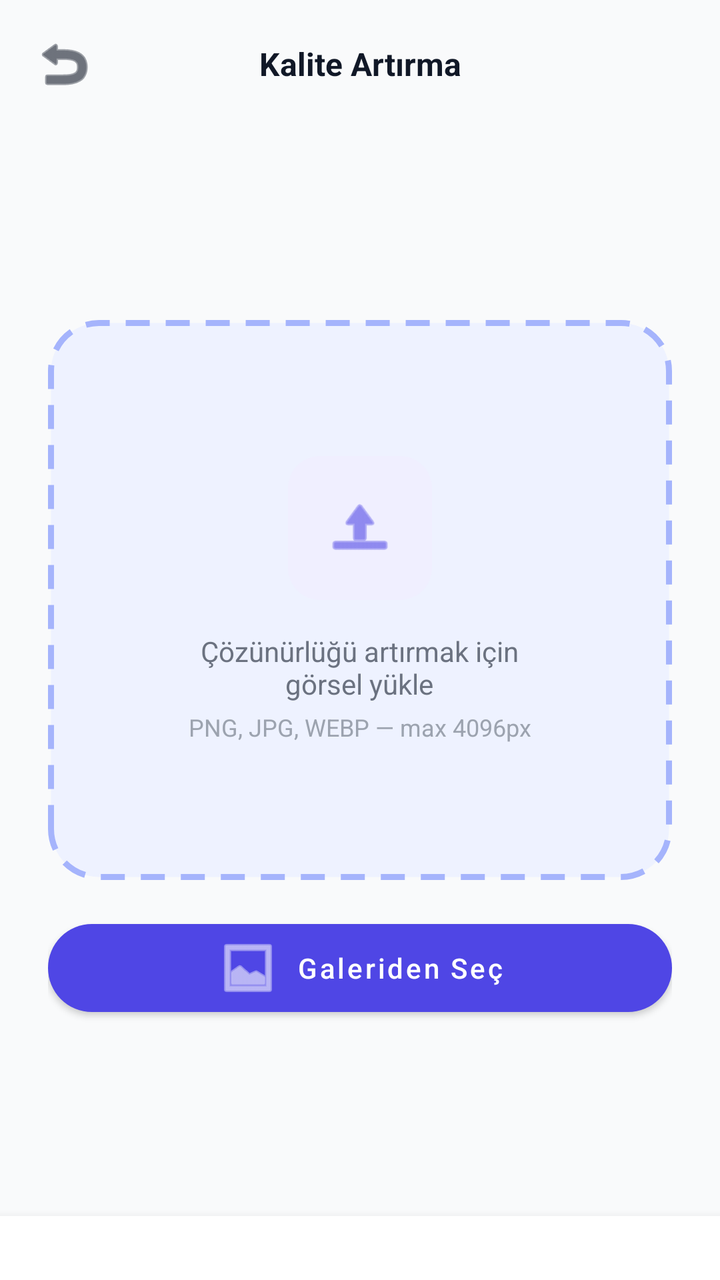
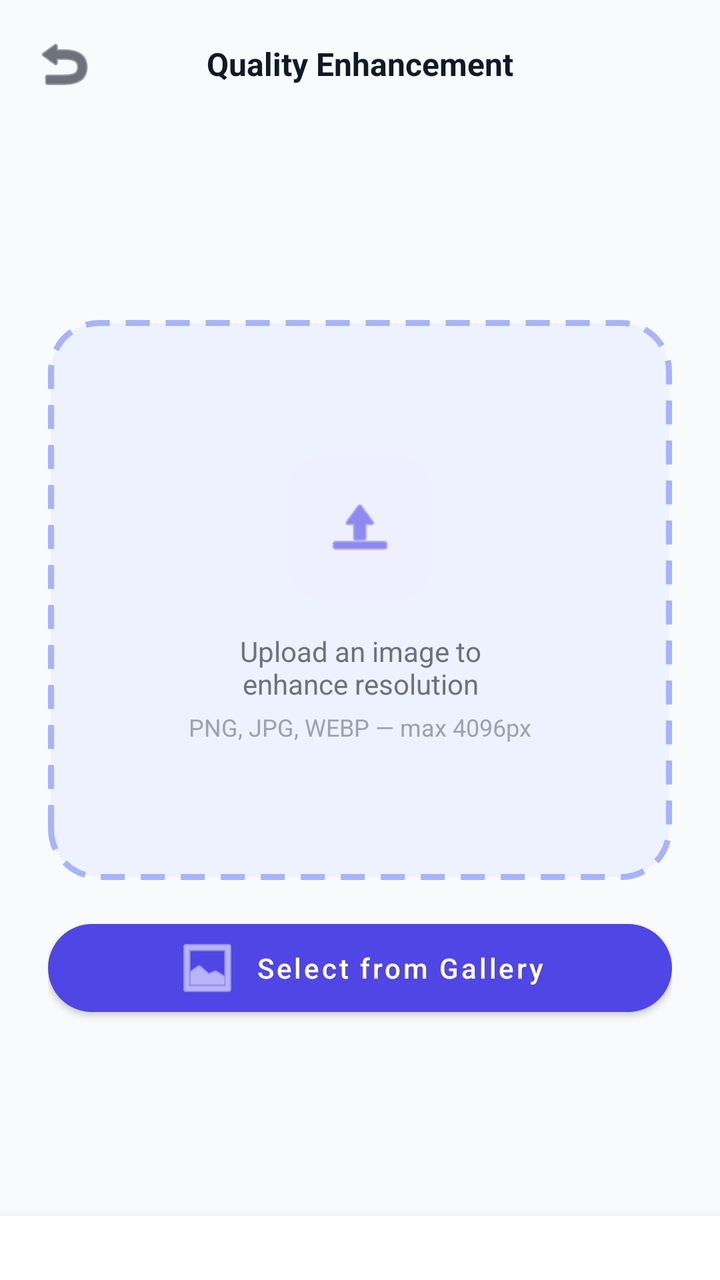

Before-and-after screenshots of an Android layout around one commit, followed by the original layout XML and the change that was made.
<!-- AndroidManifest.xml: activity theme Theme.AIPhotoEditor -->
<!-- res/layout/activity_upscale.xml -->
<?xml version="1.0" encoding="utf-8"?>
<LinearLayout xmlns:android="http://schemas.android.com/apk/res/android"
    xmlns:app="http://schemas.android.com/apk/res-auto"
    android:layout_width="match_parent"
    android:layout_height="match_parent"
    android:background="?android:colorBackground"
    android:orientation="vertical">

    
    <LinearLayout
        android:layout_width="match_parent"
        android:layout_height="@dimen/toolbar_height"
        android:gravity="center_vertical"
        android:orientation="horizontal"
        android:paddingHorizontal="@dimen/spacing_sm">

        <ImageButton
            android:id="@+id/btn_back"
            android:layout_width="48dp"
            android:layout_height="48dp"
            android:background="?selectableItemBackgroundBorderless"
            android:contentDescription="Geri"
            android:src="@android:drawable/ic_menu_revert"
            app:tint="?colorOnSurface" />

        <TextView
            android:layout_width="0dp"
            android:layout_height="wrap_content"
            android:layout_weight="1"
            android:gravity="center"
            android:text="@string/upscale_title"
            android:textColor="?colorOnSurface"
            android:textSize="@dimen/text_subtitle"
            android:textStyle="bold" />

        <View
            android:layout_width="48dp"
            android:layout_height="48dp" />
    </LinearLayout>

    
    <FrameLayout
        android:layout_width="match_parent"
        android:layout_height="0dp"
        android:layout_weight="1">

        
        <LinearLayout
            android:id="@+id/layout_select_image"
            android:layout_width="match_parent"
            android:layout_height="match_parent"
            android:gravity="center"
            android:orientation="vertical"
            android:padding="@dimen/spacing_lg">

            <FrameLayout
                android:layout_width="match_parent"
                android:layout_height="280dp"
                android:background="@drawable/bg_dropzone"
                android:clickable="true"
                android:focusable="true"
                android:id="@+id/btn_select_image">

                <LinearLayout
                    android:layout_width="wrap_content"
                    android:layout_height="wrap_content"
                    android:layout_gravity="center"
                    android:gravity="center"
                    android:orientation="vertical">

                    <FrameLayout
                        android:layout_width="72dp"
                        android:layout_height="72dp"
                        android:background="@drawable/bg_icon_upload">

                        <ImageView
                            android:layout_width="36dp"
                            android:layout_height="36dp"
                            android:layout_gravity="center"
                            android:src="@android:drawable/ic_menu_upload"
                            app:tint="@color/primary" />
                    </FrameLayout>

                    <TextView
                        android:layout_width="wrap_content"
                        android:layout_height="wrap_content"
                        android:layout_marginTop="@dimen/spacing_md"
                        android:gravity="center"
                        android:text="Çözünürlüğü artırmak için\ngörsel yükle"
                        android:textColor="@color/text_secondary_light"
                        android:textSize="@dimen/text_body" />

                    <TextView
                        android:layout_width="wrap_content"
                        android:layout_height="wrap_content"
                        android:layout_marginTop="@dimen/spacing_xs"
                        android:text="PNG, JPG, WEBP — max 4096px"
                        android:textColor="@color/text_tertiary_light"
                        android:textSize="@dimen/text_caption" />
                </LinearLayout>
            </FrameLayout>

            <com.google.android.material.button.MaterialButton
                android:id="@+id/btn_select_image_alt"
                android:layout_width="match_parent"
                android:layout_height="@dimen/button_height"
                android:layout_marginTop="@dimen/spacing_md"
                android:text="@string/select_from_gallery"
                android:textAllCaps="false"
                android:textSize="@dimen/text_body"
                app:cornerRadius="@dimen/button_corner_radius_pill"
                app:icon="@android:drawable/ic_menu_gallery"
                app:iconGravity="textStart" />
        </LinearLayout>

        
        <LinearLayout
            android:id="@+id/layout_preview"
            android:layout_width="match_parent"
            android:layout_height="match_parent"
            android:orientation="vertical"
            android:padding="@dimen/spacing_lg"
            android:visibility="gone">

            <com.google.android.material.card.MaterialCardView
                android:layout_width="match_parent"
                android:layout_height="0dp"
                android:layout_weight="1"
                app:cardBackgroundColor="?colorSurface"
                app:cardCornerRadius="@dimen/card_corner_radius"
                app:cardElevation="@dimen/card_elevation">

                <ImageView
                    android:id="@+id/img_original"
                    android:layout_width="match_parent"
                    android:layout_height="match_parent"
                    android:scaleType="fitCenter" />
            </com.google.android.material.card.MaterialCardView>

            
            <com.google.android.material.card.MaterialCardView
                android:layout_width="match_parent"
                android:layout_height="wrap_content"
                android:layout_marginTop="@dimen/spacing_md"
                app:cardBackgroundColor="@color/primary_surface"
                app:cardCornerRadius="16dp"
                app:cardElevation="0dp">

                <LinearLayout
                    android:layout_width="match_parent"
                    android:layout_height="wrap_content"
                    android:gravity="center_vertical"
                    android:orientation="horizontal"
                    android:padding="@dimen/spacing_md">

                    <ImageView
                        android:layout_width="20dp"
                        android:layout_height="20dp"
                        android:src="@android:drawable/ic_menu_info_details"
                        app:tint="@color/primary" />

                    <TextView
                        android:id="@+id/txt_dimensions"
                        android:layout_width="0dp"
                        android:layout_height="wrap_content"
                        android:layout_marginStart="@dimen/spacing_sm"
                        android:layout_weight="1"
                        android:text="Boyut bilgisi yükleniyor…"
                        android:textColor="@color/primary_dark"
                        android:textSize="@dimen/text_caption"
                        android:textStyle="bold" />
                </LinearLayout>
            </com.google.android.material.card.MaterialCardView>
        </LinearLayout>

        
        <LinearLayout
            android:id="@+id/layout_result"
            android:layout_width="match_parent"
            android:layout_height="match_parent"
            android:orientation="vertical"
            android:padding="@dimen/spacing_lg"
            android:visibility="gone">

            <com.google.android.material.card.MaterialCardView
                android:layout_width="match_parent"
                android:layout_height="0dp"
                android:layout_weight="1"
                app:cardBackgroundColor="?colorSurface"
                app:cardCornerRadius="@dimen/card_corner_radius"
                app:cardElevation="@dimen/card_elevation">

                <com.example.myapplication.view.BeforeAfterSliderView
                    android:id="@+id/before_after_slider"
                    android:layout_width="match_parent"
                    android:layout_height="match_parent" />
            </com.google.android.material.card.MaterialCardView>

            
            <com.google.android.material.card.MaterialCardView
                android:layout_width="match_parent"
                android:layout_height="wrap_content"
                android:layout_marginTop="@dimen/spacing_md"
                app:cardBackgroundColor="@color/accent_green_surface"
                app:cardCornerRadius="16dp"
                app:cardElevation="0dp">

                <LinearLayout
                    android:layout_width="match_parent"
                    android:layout_height="wrap_content"
                    android:gravity="center_vertical"
                    android:orientation="horizontal"
                    android:padding="@dimen/spacing_md">

                    <TextView
                        android:layout_width="wrap_content"
                        android:layout_height="wrap_content"
                        android:text="✨"
                        android:textSize="16sp" />

                    <TextView
                        android:id="@+id/txt_result_dimensions"
                        android:layout_width="0dp"
                        android:layout_height="wrap_content"
                        android:layout_marginStart="@dimen/spacing_sm"
                        android:layout_weight="1"
                        android:text="Kalite artırma tamamlandı"
                        android:textColor="@color/accent_green"
                        android:textSize="@dimen/text_caption"
                        android:textStyle="bold" />
                </LinearLayout>
            </com.google.android.material.card.MaterialCardView>
        </LinearLayout>

        
        <FrameLayout
            android:id="@+id/layout_loading"
            android:layout_width="match_parent"
            android:layout_height="match_parent"
            android:background="@color/overlay_dark"
            android:visibility="gone">

            <com.google.android.material.card.MaterialCardView
                android:layout_width="280dp"
                android:layout_height="wrap_content"
                android:layout_gravity="center"
                app:cardBackgroundColor="?colorSurface"
                app:cardCornerRadius="@dimen/loading_card_corner"
                app:cardElevation="16dp">

                <LinearLayout
                    android:layout_width="match_parent"
                    android:layout_height="wrap_content"
                    android:gravity="center"
                    android:orientation="vertical"
                    android:padding="@dimen/loading_card_padding">

                    <com.google.android.material.progressindicator.CircularProgressIndicator
                        android:layout_width="48dp"
                        android:layout_height="48dp"
                        android:indeterminate="true"
                        app:indicatorColor="@color/tertiary"
                        app:indicatorSize="48dp"
                        app:trackColor="@color/tertiary_surface"
                        app:trackThickness="4dp" />

                    <TextView
                        android:layout_width="wrap_content"
                        android:layout_height="wrap_content"
                        android:layout_marginTop="@dimen/spacing_lg"
                        android:text="Yapay zeka çalışıyor…"
                        android:textColor="?colorOnSurface"
                        android:textSize="@dimen/text_subtitle"
                        android:textStyle="bold" />

                    <TextView
                        android:layout_width="wrap_content"
                        android:layout_height="wrap_content"
                        android:layout_marginTop="@dimen/spacing_xs"
                        android:text="Görüntü kalitesi artırılıyor"
                        android:textColor="@color/text_secondary_light"
                        android:textSize="@dimen/text_caption" />
                </LinearLayout>
            </com.google.android.material.card.MaterialCardView>
        </FrameLayout>
    </FrameLayout>

    
    <com.google.android.material.card.MaterialCardView
        android:id="@+id/layout_bottom_bar"
        android:layout_width="match_parent"
        android:layout_height="wrap_content"
        app:cardBackgroundColor="?colorSurface"
        app:cardCornerRadius="0dp"
        app:cardElevation="8dp">

        <LinearLayout
            android:layout_width="match_parent"
            android:layout_height="wrap_content"
            android:orientation="horizontal"
            android:padding="@dimen/spacing_md">

            <com.google.android.material.button.MaterialButton
                android:id="@+id/btn_process"
                android:layout_width="0dp"
                android:layout_height="@dimen/button_height"
                android:layout_weight="1"
                android:text="@string/upscale_process"
                android:textAllCaps="false"
                android:textSize="@dimen/text_body"
                android:visibility="gone"
                app:cornerRadius="@dimen/button_corner_radius_pill"
                app:icon="@android:drawable/ic_menu_send"
                app:iconGravity="textStart" />

            <com.google.android.material.button.MaterialButton
                android:id="@+id/btn_save"
                android:layout_width="0dp"
                android:layout_height="@dimen/button_height"
                android:layout_weight="1"
                android:text="@string/save_image"
                android:textAllCaps="false"
                android:textSize="@dimen/text_body"
                android:visibility="gone"
                app:backgroundTint="@color/accent_green"
                app:cornerRadius="@dimen/button_corner_radius_pill"
                app:icon="@android:drawable/ic_menu_save"
                app:iconGravity="textStart" />
        </LinearLayout>
    </com.google.android.material.card.MaterialCardView>

</LinearLayout>
<!-- resources referenced by this layout -->
<resources>
  <color name="accent_green">#FF10B981</color>
  <color name="overlay_dark">#B3000000</color>
  <color name="primary">#FF4F46E5</color>
  <color name="primary_dark">#FF4338CA</color>
  <color name="primary_surface">#FFF0EFFF</color>
  <color name="tertiary">#FFEC4899</color>
  <color name="tertiary_surface">#FFFDF2F8</color>
  <color name="text_secondary_light">#FF6B7280</color>
  <color name="text_tertiary_light">#FF9CA3AF</color>
  <dimen name="button_corner_radius_pill">28dp</dimen>
  <dimen name="button_height">56dp</dimen>
  <dimen name="card_corner_radius">24dp</dimen>
  <dimen name="card_elevation">4dp</dimen>
  <dimen name="loading_card_corner">28dp</dimen>
  <dimen name="loading_card_padding">40dp</dimen>
  <dimen name="spacing_lg">24dp</dimen>
  <dimen name="spacing_md">16dp</dimen>
  <dimen name="spacing_sm">8dp</dimen>
  <dimen name="spacing_xs">4dp</dimen>
  <dimen name="text_body">14sp</dimen>
  <dimen name="text_caption">12sp</dimen>
  <dimen name="text_subtitle">16sp</dimen>
  <dimen name="toolbar_height">64dp</dimen>
  <string name="save_image">Görseli Kaydet</string>
  <string name="select_from_gallery">Galeriden Seç</string>
  <string name="upscale_process">Kaliteyi Artır (2x)</string>
  <string name="upscale_title">Kalite Artırma</string>
  <style name="Theme.AIPhotoEditor" parent="Theme.MaterialComponents.DayNight.NoActionBar">
          
          <item name="colorPrimary">@color/primary</item>
          <item name="colorPrimaryVariant">@color/primary_dark</item>
          <item name="colorOnPrimary">@color/on_primary</item>
          
          <item name="colorSecondary">@color/secondary</item>
          <item name="colorSecondaryVariant">@color/secondary_dark</item>
          <item name="colorOnSecondary">@color/on_secondary</item>
          
          <item name="android:colorBackground">@color/background_light</item>
          <item name="colorSurface">@color/surface_light</item>
          <item name="colorOnSurface">@color/on_surface_light</item>
          
          <item name="android:statusBarColor">@color/background_light</item>
          <item name="android:windowLightStatusBar">true</item>
          <item name="android:navigationBarColor">@color/background_light</item>
          
          <item name="colorError">@color/error</item>
      </style>
  <dimen name="dropzone_corner_radius">24dp</dimen>
  <dimen name="dropzone_dash_width">3dp</dimen>
  <dimen name="dropzone_dash_gap">8dp</dimen>
  <color name="dropzone_bg_light">#FFEEF2FF</color>
  <dimen name="card_icon_box_radius">16dp</dimen>
  <color name="on_primary">#FFFFFFFF</color>
  <color name="secondary">#FF0EA5E9</color>
  <color name="secondary_dark">#FF0284C7</color>
  <color name="on_secondary">#FFFFFFFF</color>
  <color name="background_light">#FFF9FAFB</color>
  <color name="surface_light">#FFFFFFFF</color>
  <color name="on_surface_light">#FF111827</color>
  <color name="error">#FFEF4444</color>
  <!-- unchanged entries left out for length: 4 -->
</resources>

<!-- the commit's change to res/layout/activity_upscale.xml (unified diff, before → after) -->
@@ -19,7 +19,7 @@
             android:layout_width="48dp"
             android:layout_height="48dp"
             android:background="?selectableItemBackgroundBorderless"
-            android:contentDescription="Geri"
+            android:contentDescription="@string/content_desc_back"
             android:src="@android:drawable/ic_menu_revert"
             app:tint="?colorOnSurface" />
 
@@ -86,7 +86,7 @@
                         android:layout_height="wrap_content"
                         android:layout_marginTop="@dimen/spacing_md"
                         android:gravity="center"
-                        android:text="Çözünürlüğü artırmak için\ngörsel yükle"
+                        android:text="@string/dropzone_upload_upscale"
                         android:textColor="@color/text_secondary_light"
                         android:textSize="@dimen/text_body" />
 
@@ -94,7 +94,7 @@
                         android:layout_width="wrap_content"
                         android:layout_height="wrap_content"
                         android:layout_marginTop="@dimen/spacing_xs"
-                        android:text="PNG, JPG, WEBP — max 4096px"
+                        android:text="@string/dropzone_formats_max_4096"
                         android:textColor="@color/text_tertiary_light"
                         android:textSize="@dimen/text_caption" />
                 </LinearLayout>
@@ -165,7 +165,7 @@
                         android:layout_height="wrap_content"
                         android:layout_marginStart="@dimen/spacing_sm"
                         android:layout_weight="1"
-                        android:text="Boyut bilgisi yükleniyor…"
+                        android:text="@string/loading_dimensions"
                         android:textColor="@color/primary_dark"
                         android:textSize="@dimen/text_caption"
                         android:textStyle="bold" />
@@ -224,7 +224,7 @@
                         android:layout_height="wrap_content"
                         android:layout_marginStart="@dimen/spacing_sm"
                         android:layout_weight="1"
-                        android:text="Kalite artırma tamamlandı"
+                        android:text="@string/success_upscale"
                         android:textColor="@color/accent_green"
                         android:textSize="@dimen/text_caption"
                         android:textStyle="bold" />
@@ -268,7 +268,7 @@
                         android:layout_width="wrap_content"
                         android:layout_height="wrap_content"
                         android:layout_marginTop="@dimen/spacing_lg"
-                        android:text="Yapay zeka çalışıyor…"
+                        android:text="@string/loading_ai_working"
                         android:textColor="?colorOnSurface"
                         android:textSize="@dimen/text_subtitle"
                         android:textStyle="bold" />
@@ -277,7 +277,7 @@
                         android:layout_width="wrap_content"
                         android:layout_height="wrap_content"
                         android:layout_marginTop="@dimen/spacing_xs"
-                        android:text="Görüntü kalitesi artırılıyor"
+                        android:text="@string/loading_upscale"
                         android:textColor="@color/text_secondary_light"
                         android:textSize="@dimen/text_caption" />
                 </LinearLayout>
<!-- resource entries referenced after the edit -->
@@ -23,10 +23,17 @@
   <dimen name="text_caption">12sp</dimen>
   <dimen name="text_subtitle">16sp</dimen>
   <dimen name="toolbar_height">64dp</dimen>
-  <string name="save_image">Görseli Kaydet</string>
-  <string name="select_from_gallery">Galeriden Seç</string>
-  <string name="upscale_process">Kaliteyi Artır (2x)</string>
-  <string name="upscale_title">Kalite Artırma</string>
+  <string name="content_desc_back">Back</string>
+  <string name="dropzone_formats_max_4096">PNG, JPG, WEBP — max 4096px</string>
+  <string name="dropzone_upload_upscale">Upload an image to\nenhance resolution</string>
+  <string name="loading_ai_working">AI is working…</string>
+  <string name="loading_dimensions">Loading dimension info…</string>
+  <string name="loading_upscale">Enhancing image quality</string>
+  <string name="save_image">Save Image</string>
+  <string name="select_from_gallery">Select from Gallery</string>
+  <string name="success_upscale">Quality enhancement complete</string>
+  <string name="upscale_process">Enhance Quality (2x)</string>
+  <string name="upscale_title">Quality Enhancement</string>
   <style name="Theme.AIPhotoEditor" parent="Theme.MaterialComponents.DayNight.NoActionBar">
           
           <item name="colorPrimary">@color/primary</item>
@@ -46,6 +53,9 @@
           <item name="android:navigationBarColor">@color/background_light</item>
           
           <item name="colorError">@color/error</item>
+          
+          <item name="android:windowBackground">@color/background_light</item>
+          <item name="android:windowAnimationStyle">@style/FadeAnimation</item>
       </style>
   <dimen name="dropzone_corner_radius">24dp</dimen>
   <dimen name="dropzone_dash_width">3dp</dimen>
@@ -60,6 +70,12 @@
   <color name="surface_light">#FFFFFFFF</color>
   <color name="on_surface_light">#FF111827</color>
   <color name="error">#FFEF4444</color>
+  <style name="FadeAnimation" parent="@android:style/Animation.Activity">
+          <item name="android:activityOpenEnterAnimation">@android:anim/fade_in</item>
+          <item name="android:activityOpenExitAnimation">@android:anim/fade_out</item>
+          <item name="android:activityCloseEnterAnimation">@android:anim/fade_in</item>
+          <item name="android:activityCloseExitAnimation">@android:anim/fade_out</item>
+      </style>
   <!-- unchanged entries left out for length: 4 -->
 </resources>
 
